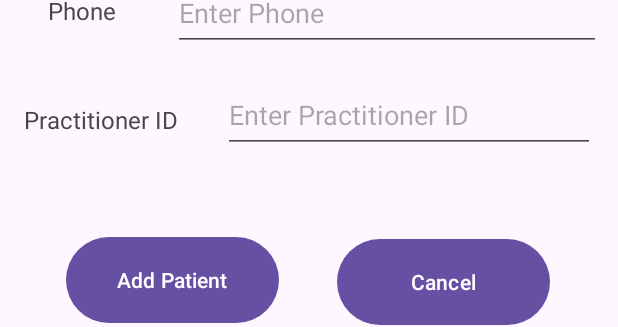
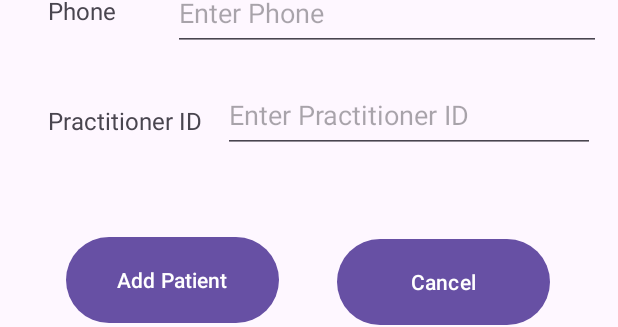
Before and after one commit to leshanLC/Health-Connect, an Android app: the layout activity_test.xml on its own in the app's theme, with its tools: preview values and no code run, on a phone screen of 412 x 824 dp. Shown: the part 786-1113 px from the top of the screen. Run offline under Robolectric (Android 15) with nearby library versions, the phone set to English and light mode, and no system bars.

Commit message:
Add Patient functionlality and UI changes

```diff
--- a/app/src/main/res/layout/activity_test.xml
+++ b/app/src/main/res/layout/activity_test.xml
@@ -99,10 +99,10 @@
         android:textSize="16sp"
         app:layout_constraintBottom_toBottomOf="parent"
         app:layout_constraintEnd_toEndOf="parent"
-        app:layout_constraintHorizontal_bias="0.051"
+        app:layout_constraintHorizontal_bias="0.103"
         app:layout_constraintStart_toStartOf="parent"
         app:layout_constraintTop_toTopOf="parent"
-        app:layout_constraintVertical_bias="0.739" />
+        app:layout_constraintVertical_bias="0.74" />
 
     <EditText
         android:id="@+id/edtPhn"
--- a/app/src/main/res/values/strings.xml
+++ b/app/src/main/res/values/strings.xml
@@ -11,7 +11,7 @@
     <string name="tvPractitionerID">Practitioner ID</string>
     <string name="btnAddPatient">Add Patient</string>
     <string name="btnCancel">Cancel</string>
-    <string name="tvViewPatients"> View Patient </string>
+    <string name="tvViewPatients"> View Patient</string>
     <string name="btnViewPatientHistory">View Patient History</string>
     <string name="tvAddPatientHistory">Add Patient History</string>
     <string name="tvPatientHistory">Patient History</string>
```
